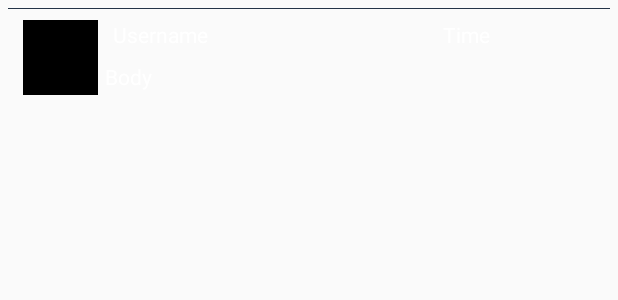
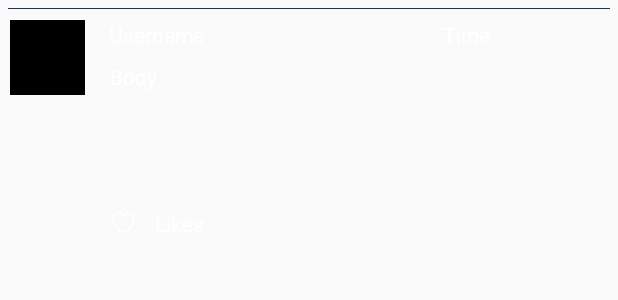
Before and after one commit to cecebaek/Twitter, an Android app: the layout item_tweet.xml on its own in the app's theme, with its tools: preview values and no code run, on a phone screen of 412 x 824 dp. Shown: the top 300 px of the screen. Run offline under Robolectric (Android 15) with nearby library versions, the phone set to English and light mode, and no system bars.

Commit message:
like button working

```diff
--- a/app/src/main/res/layout/item_tweet.xml
+++ b/app/src/main/res/layout/item_tweet.xml
@@ -12,6 +12,7 @@
         android:layout_height="50dp"
         android:layout_marginStart="8dp"
         android:layout_marginTop="8dp"
+        android:layout_marginEnd="8dp"
         app:layout_constraintEnd_toStartOf="@+id/tvUserName"
         app:layout_constraintHorizontal_bias="0.5"
         app:layout_constraintStart_toStartOf="parent"
@@ -24,11 +25,9 @@
         android:layout_height="20dp"
         android:layout_marginStart="8dp"
         android:layout_marginTop="8dp"
-        android:layout_marginEnd="8dp"
-        android:layout_marginBottom="8dp"
+        android:layout_marginEnd="20dp"
         android:text="Username"
         android:textColor="@color/night_text"
-        app:layout_constraintBottom_toTopOf="@+id/tvBody"
         app:layout_constraintEnd_toStartOf="@+id/tvCreatedAt"
         app:layout_constraintHorizontal_bias="0.5"
         app:layout_constraintStart_toEndOf="@+id/ivProfileImage"
@@ -37,15 +36,14 @@
     <TextView
         android:id="@+id/tvBody"
         android:layout_width="332dp"
-        android:layout_height="106dp"
+        android:layout_height="90dp"
         android:layout_marginStart="8dp"
+        android:layout_marginTop="8dp"
         android:layout_marginEnd="8dp"
-        android:layout_marginBottom="8dp"
         android:text="Body"
         android:textColor="@color/night_text"
-        app:layout_constraintBottom_toBottomOf="parent"
         app:layout_constraintEnd_toEndOf="parent"
-        app:layout_constraintStart_toEndOf="@+id/ivProfileImage"
+        app:layout_constraintStart_toStartOf="@+id/tvUserName"
         app:layout_constraintTop_toBottomOf="@+id/tvUserName" />
 
     <TextView
@@ -54,16 +52,45 @@
         android:layout_height="20dp"
         android:layout_marginTop="8dp"
         android:layout_marginEnd="8dp"
-        android:layout_marginBottom="8dp"
+        android:layout_marginBottom="24dp"
         android:text="Time"
         android:textColor="@color/night_text"
         app:layout_constraintBottom_toTopOf="@+id/tvBody"
         app:layout_constraintEnd_toEndOf="parent"
-        app:layout_constraintTop_toTopOf="parent" />
+        app:layout_constraintTop_toTopOf="parent"
+        app:layout_constraintVertical_bias="0.0" />
 
     <View
+        android:id="@+id/view"
         android:layout_width="match_parent"
         android:layout_height="0.5dp"
         android:background="@color/night_lighter_blue" />
 
+    <ImageView
+        android:id="@+id/ivLikeBtn"
+        android:layout_width="18dp"
+        android:layout_height="18dp"
+        android:layout_marginTop="8dp"
+        android:layout_marginEnd="36dp"
+        android:layout_marginBottom="8dp"
+        android:tint="@android:color/white"
+        android:clickable="true"
+        app:layout_constraintBottom_toBottomOf="parent"
+        app:layout_constraintEnd_toStartOf="@+id/tvLikeCount"
+        app:layout_constraintStart_toStartOf="@+id/tvBody"
+        app:layout_constraintTop_toBottomOf="@+id/tvBody"
+        app:layout_constraintVertical_bias="0.0"
+        app:srcCompat="@drawable/ic_vector_heart_stroke" />
+
+    <TextView
+        android:id="@+id/tvLikeCount"
+        android:layout_width="59dp"
+        android:layout_height="19dp"
+        android:layout_marginStart="12dp"
+        android:layout_marginTop="8dp"
+        android:text="Likes"
+        android:textColor="@android:color/white"
+        app:layout_constraintStart_toEndOf="@+id/ivLikeBtn"
+        app:layout_constraintTop_toBottomOf="@+id/tvBody" />
+
 </android.support.constraint.ConstraintLayout>
```
Also changed, not shown: app/src/main/java/com/codepath/apps/restclienttemplate/TweetAdapter.java (+62 -0 lines), app/src/main/java/com/codepath/apps/restclienttemplate/TwitterClient.java (+14 -0 lines), app/src/main/java/com/codepath/apps/restclienttemplate/models/Tweet.java (+7 -0 lines), app/src/main/res/drawable-xhdpi/ic_compose/res/mipmap-hdpi/ic_compose.png (added), app/src/main/res/drawable-xhdpi/ic_compose/res/mipmap-mdpi/ic_compose.png (added), app/src/main/res/drawable-xhdpi/ic_compose/res/mipmap-xhdpi/ic_compose.png (added), app/src/main/res/drawable-xhdpi/ic_compose/res/mipmap-xxhdpi/ic_compose.png (added), app/src/main/res/drawable-xhdpi/ic_compose/res/mipmap-xxxhdpi/ic_compose.png (added), app/src/main/res/drawable-xhdpi/ic_compose/web_hi_res_512.png (added), 1703 other files.
